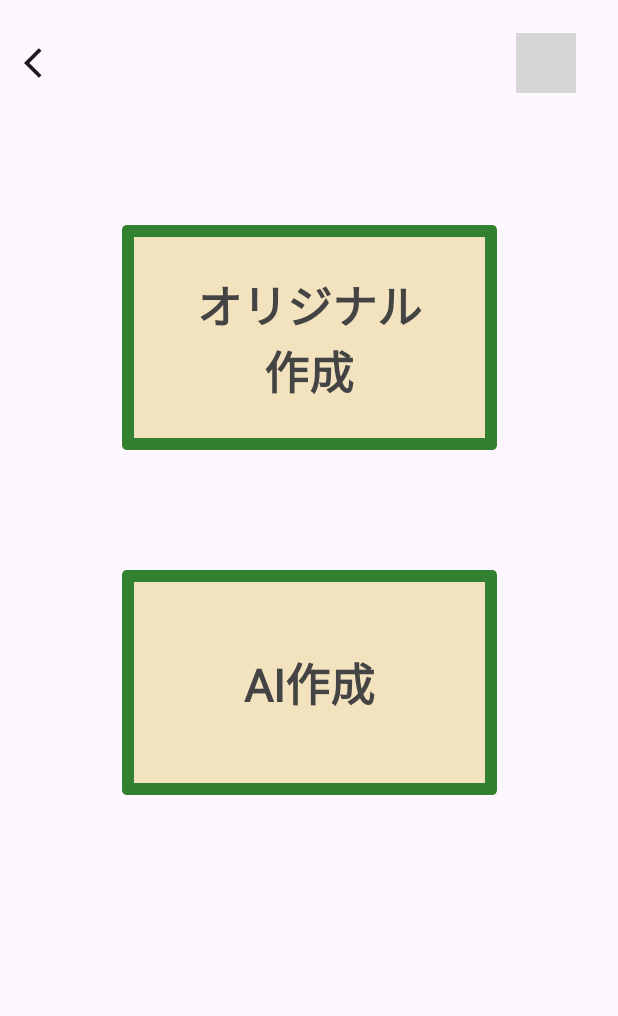
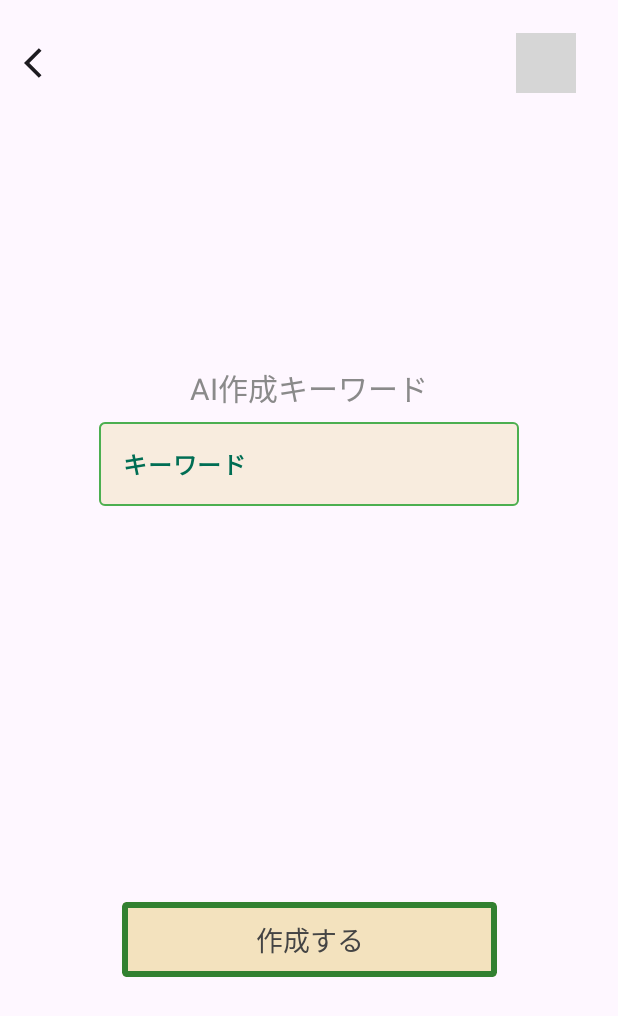
Before and after one commit to syuwattopi-nattu/KARTAR, an Android app built with Jetpack Compose: the CreateMethodSelectScreen screen opened through its navigation route, after a tap on "AI作成", on a phone screen of 412 x 824 dp. Shown: the top 1016 px of the screen. Run offline under Robolectric (Android 15) with nearby library versions, the phone set to English and light mode, and no system bars; our stand-ins replace Firebase (no records; nobody signed in at launch, a user with empty details on screens opened directly); pictures from the network do not load; Roboto replaces fonts that are not available here; grey boxes are pictures that could not be loaded.

Commit message:
現在に更新

```diff
--- a/app/build.gradle.kts
+++ b/app/build.gradle.kts
@@ -10,7 +10,7 @@ android {
 
     defaultConfig {
         applicationId = "com.example.kartar"
-        minSdk = 30
+        minSdk = 24
         targetSdk = 33
         versionCode = 1
         versionName = "1.0"
--- a/app/src/main/java/com/example/kartar/MainActivity.kt
+++ b/app/src/main/java/com/example/kartar/MainActivity.kt
@@ -28,6 +28,7 @@ import com.example.kartar.view.screen.create.CreateMethodSelectScreen
 import com.example.kartar.view.screen.create.EfudaCollectionScreen
 import com.example.kartar.view.screen.create.KartaDetailScreen
 import com.example.kartar.view.screen.create.OriginalCreateScreen
+import com.example.kartar.view.screen.create.SelectAIKeyword
 import com.example.kartar.view.screen.create.server.ServerEfudaCollectionScreen
 import com.example.kartar.view.screen.create.server.ServerKartaDetail
 import com.example.kartar.view.screen.playKarta.RoomCreateScreen
@@ -92,6 +93,10 @@ class MainActivity: ComponentActivity() {
                 composable("${Screen.KartaDetail.route}/{kartaUid}") { navBackStackEntry ->
                     val kartaUid = navBackStackEntry.arguments?.getString("kartaUid").toString()
                     KartaDetailScreen(navController = navController, profileViewModel = profileViewModel, kartaUid = kartaUid, createViewModel = createViewModel)
+                }
+                /*AIかるた作成のキーワード入力画面*/
+                composable(Screen.SelectAIKeyword.route) {
+                    SelectAIKeyword(navController = navController, profileViewModel = profileViewModel, createViewModel = createViewModel)
                 }
                 /*自作かるたがめん*/
                 composable(Screen.OriginalCreate.route) { OriginalCreateScreen(navController = navController, createViewModel = createViewModel, profileViewModel = profileViewModel) }
@@ -166,5 +171,6 @@ class MainActivity: ComponentActivity() {
         object SoloSetup: Screen("soloSetup")
         object RoomCreate: Screen("roomCreate")
         object StandByRoom: Screen("standByRoom")
+        object SelectAIKeyword: Screen("selectAIKeyword")
     }
 }
--- a/app/src/main/java/com/example/kartar/controller/CreateViewModel.kt
+++ b/app/src/main/java/com/example/kartar/controller/CreateViewModel.kt
@@ -277,4 +277,13 @@ class CreateViewModel(context: Context) : ViewModel() {
         }
         return file.delete()
     }
+
+    /*************AI作成部分**********************/
+
+    val AIKeyword = mutableStateOf("")
+
+    /**AIキーワード入力処理**/
+    fun onAIKeywordChange(newValue: String) {
+        if (newValue.length < 15)  AIKeyword.value = newValue
+    }
 }
--- a/app/src/main/java/com/example/kartar/view/screen/create/CreateMethodSelect.kt
+++ b/app/src/main/java/com/example/kartar/view/screen/create/CreateMethodSelect.kt
@@ -16,6 +16,7 @@ import androidx.compose.ui.Modifier
 import androidx.compose.ui.tooling.preview.Preview
 import androidx.compose.ui.unit.dp
 import androidx.navigation.NavController
+import com.example.kartar.MainActivity
 import com.example.kartar.controller.ProfileViewModel
 import com.example.myapplication.view.widget.AppBar
 import com.example.kartar.view.widget.button.ButtonContent
@@ -39,7 +40,7 @@ fun CreateMethodSelectScreen(navController: NavController, profileViewModel: Pro
                 Spacer(modifier = Modifier.height(80.dp))
                 OriginalCreateButton(navController = navController)
                 Spacer(modifier = Modifier.height(80.dp))
-                AICreateButton()
+                AICreateButton(navController)
             }
         }
     }
@@ -57,12 +58,12 @@ private fun OriginalCreateButton(navController: NavController) {
 }
 
 @Composable
-private fun AICreateButton() {
+private fun AICreateButton(navController: NavController) {
     ButtonContent(
         modifier = Modifier
             .height(150.dp)
             .width(250.dp),
-        onClick = { /*TODO:AIかるた作成画面移動*/ },
+        onClick = { navController.navigate(MainActivity.Screen.SelectAIKeyword.route) },
         text = "AI作成"
     )
 }
--- a/app/src/main/java/com/example/kartar/view/screen/create/KartaDetailScreen.kt
+++ b/app/src/main/java/com/example/kartar/view/screen/create/KartaDetailScreen.kt
@@ -167,7 +167,7 @@ fun KartaDetailRow(kartaUid: String, createViewModel: CreateViewModel) {
         verticalAlignment = Alignment.CenterVertically,
     ) {
         items(imageFiles?.size ?: 0) { index ->
-            val image = imageFiles?.get(index)?.absoluteFile
+            val image = File(dir, "$index.png").takeIf { it.exists() }
             val yomifuda = sharedPref.getString(index.toString(), "").toString()
             Column(
                 modifier = Modifier.padding(start = 30.dp, end = 30.dp),
--- /dev/null
+++ b/app/src/main/java/com/example/kartar/view/screen/create/selectAIKeyword.kt
@@ -0,0 +1,83 @@
+package com.example.kartar.view.screen.create
+
+import androidx.compose.foundation.layout.Box
+import androidx.compose.foundation.layout.Column
+import androidx.compose.foundation.layout.Spacer
+import androidx.compose.foundation.layout.fillMaxHeight
+import androidx.compose.foundation.layout.fillMaxSize
+import androidx.compose.foundation.layout.padding
+import androidx.compose.material3.ExperimentalMaterial3Api
+import androidx.compose.material3.MaterialTheme
+import androidx.compose.material3.Scaffold
+import androidx.compose.material3.Surface
+import androidx.compose.material3.Text
+import androidx.compose.runtime.Composable
+import androidx.compose.ui.Alignment
+import androidx.compose.ui.Modifier
+import androidx.compose.ui.text.font.FontWeight
+import androidx.compose.ui.tooling.preview.Preview
+import androidx.compose.ui.unit.sp
+import androidx.lifecycle.viewmodel.compose.viewModel
+import androidx.navigation.NavController
+import androidx.navigation.compose.rememberNavController
+import com.example.kartar.controller.CreateViewModel
+import com.example.kartar.controller.ProfileViewModel
+import com.example.kartar.controller.singleton.ConstantsSingleton
+import com.example.kartar.theme.Grey2
+import com.example.kartar.view.widget.button.ButtonContent
+import com.example.myapplication.view.widget.AppBar
+import com.example.myapplication.view.widget.SimpleEditField
+
+@OptIn(ExperimentalMaterial3Api::class)
+@Composable
+fun SelectAIKeyword(
+    navController: NavController,
+    profileViewModel: ProfileViewModel,
+    createViewModel: CreateViewModel,
+) {
+    Scaffold(
+        topBar = { AppBar(navController, profileViewModel) }
+    ) { innerPadding ->
+        Surface(
+            modifier = Modifier
+                .fillMaxSize()
+                .padding(innerPadding),
+            color = MaterialTheme.colorScheme.background,
+        ) {
+            Box(
+                modifier = Modifier.fillMaxSize(),
+                contentAlignment = Alignment.Center
+            ) {
+                Column(horizontalAlignment = Alignment.CenterHorizontally) {
+                    Text(
+                        text = "AI作成キーワード",
+                        color = Grey2,
+                        fontSize = 20.sp
+                    )
+                    SimpleEditField(
+                        value = createViewModel.AIKeyword.value,
+                        onClick = { newValue -> createViewModel.onAIKeywordChange(newValue = newValue) },
+                        isError = false,
+                        label = "キーワード"
+                    )
+                    Spacer(modifier = Modifier.fillMaxHeight(fraction = 0.4f))
+                    ButtonContent(
+                        modifier = ConstantsSingleton.widthButtonModifier,
+                        onClick = { /*TODO*/ },
+                        text = "作成する",
+                        fontSize = ConstantsSingleton.widthButtonText,
+                        fontWeight = FontWeight.Normal,
+                        border = 4
+                    )
+                }
+            }
+        }
+    }
+    //サーバ処理中に表示するインディケーター
+}
+
+@Preview
+@Composable
+private fun SelectAIKeywordPreview() {
+    SelectAIKeyword(navController = rememberNavController(), profileViewModel = viewModel(), createViewModel = viewModel())
+}
```
Also changed, not shown: app/src/main/java/com/example/kartar/controller/AugmentedController.kt (+25 -6 lines), app/src/main/java/com/example/kartar/controller/AuthViewModel.kt (+14 -8 lines), app/src/main/java/com/example/kartar/controller/KartaSearchViewModel.kt (+12 -25 lines), app/src/main/java/com/example/kartar/controller/RoomCreateViewModel.kt (+9 -11 lines), app/src/main/java/com/example/kartar/controller/RoomListViewModel.kt (+36 -10 lines), app/src/main/java/com/example/kartar/view/AugmentedActivity.kt (+5 -3 lines), app/src/main/java/com/example/kartar/view/screen/playKarta/RoomList.kt (+6 -5 lines).
